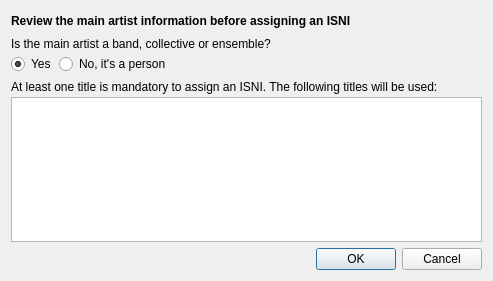
Before: the Qt Designer form resources/ui/isni_assignation_review_dialog.ui in Iconoclasteinc/tgit, drawn with Qt 5.
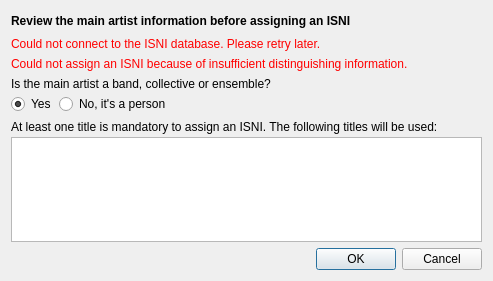
After: the same form once the commit is applied. Custom widgets are drawn as their Qt base class.

Commit message: Display assignation error messages for connection errors and insufficient information provided.

```diff
--- a/resources/ui/isni_assignation_review_dialog.ui
+++ b/resources/ui/isni_assignation_review_dialog.ui
@@ -14,12 +14,16 @@
    <string>TGiT</string>
   </property>
   <property name="styleSheet">
-   <string notr="true"/>
+   <string notr="true">#_connection_error_message,
+#_insufficient_error_message {
+    color: red;
+}
+</string>
   </property>
   <property name="modal">
    <bool>true</bool>
   </property>
-  <layout class="QVBoxLayout" name="verticalLayout" stretch="0,0,0,0">
+  <layout class="QVBoxLayout" name="verticalLayout" stretch="0,0,0,0,0,0">
    <item>
     <layout class="QHBoxLayout" name="_title_container">
      <item>
@@ -66,6 +70,20 @@
      </item>
     </layout>
    </item>
+   <item>
+    <widget class="QLabel" name="_connection_error_message">
+     <property name="text">
+      <string>Could not connect to the ISNI database. Please retry later.</string>
+     </property>
+    </widget>
+   </item>
+   <item>
+    <widget class="QLabel" name="_insufficient_error_message">
+     <property name="text">
+      <string>Could not assign an ISNI because of insufficient distinguishing information.</string>
+     </property>
+    </widget>
+   </item>
    <item>
     <widget class="QWidget" name="_main_artist_box" native="true">
      <layout class="QVBoxLayout" name="verticalLayout_4">
```
The commit also changes 8 other files.
